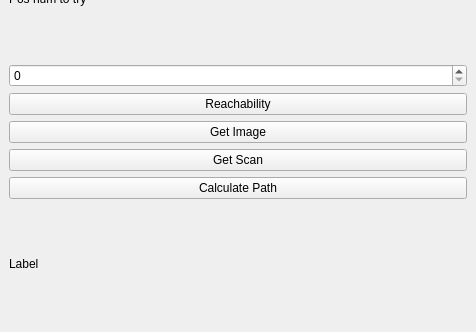
The window that main/src/SamplePlugin.ui (balintbarna/Robotics-and-Computer-Vision-Semester-Project) describes before a commit, drawn with Qt 5; both pictures show x 0 to 476 and y 147 to 479 of the 476 by 479 pixel window.
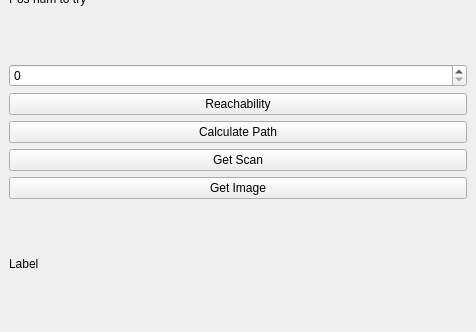
The same window after the commit.

Commit message: moved around gui and fixed a few bugs

Patch:
```diff
--- a/main/src/SamplePlugin.ui
+++ b/main/src/SamplePlugin.ui
@@ -56,9 +56,9 @@
        </widget>
       </item>
       <item>
-       <widget class="QPushButton" name="_btn_im">
+       <widget class="QPushButton" name="_btn_calcpath">
         <property name="text">
-         <string>Get Image</string>
+         <string>Calculate Path</string>
         </property>
        </widget>
       </item>
@@ -70,9 +70,9 @@
        </widget>
       </item>
       <item>
-       <widget class="QPushButton" name="_btn0">
+       <widget class="QPushButton" name="_btn_im">
         <property name="text">
-         <string>Calculate Path</string>
+         <string>Get Image</string>
         </property>
        </widget>
       </item>
```
Left out of the diff: 2 changed lines with no effect on the pictures. The commit also changes 2 other files.
